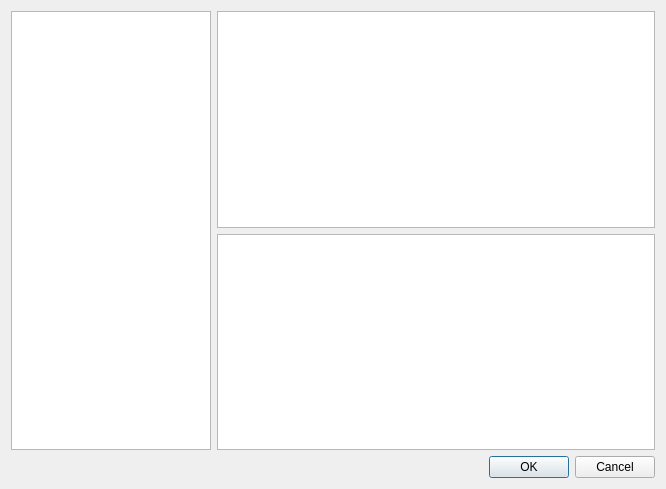
This is jalapaquery/src/jalapaquery/newfiledialog.ui in leonhad/jalapaquery as Qt 5 draws it before an edit. The edited form follows.
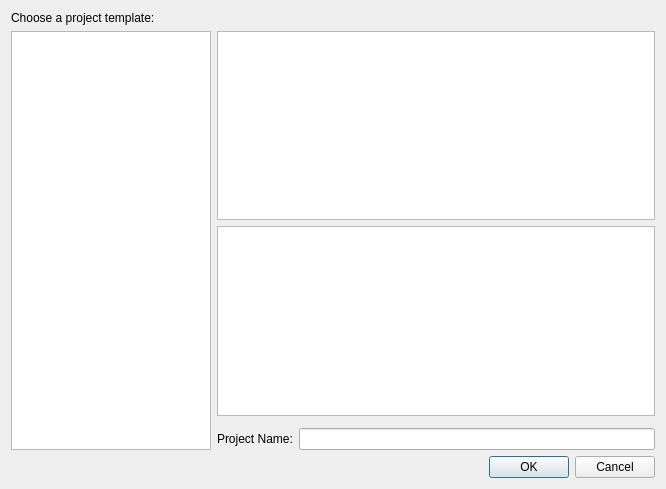
This is the edited form.

What changed in the file:
```diff
--- a/jalapaquery/src/jalapaquery/newfiledialog.ui
+++ b/jalapaquery/src/jalapaquery/newfiledialog.ui
@@ -14,17 +14,7 @@
    <string>New</string>
   </property>
   <layout class="QGridLayout" name="gridLayout">
-   <item row="2" column="0" colspan="2">
-    <widget class="QDialogButtonBox" name="buttonBox">
-     <property name="orientation">
-      <enum>Qt::Horizontal</enum>
-     </property>
-     <property name="standardButtons">
-      <set>QDialogButtonBox::Cancel|QDialogButtonBox::Ok</set>
-     </property>
-    </widget>
-   </item>
-   <item row="0" column="0" rowspan="2">
+   <item row="1" column="0" rowspan="4">
     <widget class="QListWidget" name="projectType">
      <property name="maximumSize">
       <size>
@@ -37,7 +27,7 @@
      </property>
     </widget>
    </item>
-   <item row="0" column="1">
+   <item row="1" column="1" colspan="2">
     <widget class="QListWidget" name="fileType">
      <property name="horizontalScrollBarPolicy">
       <enum>Qt::ScrollBarAlwaysOff</enum>
@@ -65,13 +55,40 @@
      </property>
     </widget>
    </item>
-   <item row="1" column="1">
+   <item row="2" column="1" colspan="2">
     <widget class="QPlainTextEdit" name="details">
      <property name="readOnly">
       <bool>true</bool>
      </property>
     </widget>
    </item>
+   <item row="4" column="1">
+    <widget class="QLabel" name="projectNameLabel">
+     <property name="text">
+      <string>Project Name:</string>
+     </property>
+    </widget>
+   </item>
+   <item row="4" column="2">
+    <widget class="QLineEdit" name="projectName"/>
+   </item>
+   <item row="5" column="2">
+    <widget class="QDialogButtonBox" name="buttonBox">
+     <property name="orientation">
+      <enum>Qt::Horizontal</enum>
+     </property>
+     <property name="standardButtons">
+      <set>QDialogButtonBox::Cancel|QDialogButtonBox::Ok</set>
+     </property>
+    </widget>
+   </item>
+   <item row="0" column="0" colspan="3">
+    <widget class="QLabel" name="templateLabel">
+     <property name="text">
+      <string>Choose a project template:</string>
+     </property>
+    </widget>
+   </item>
   </layout>
  </widget>
  <resources/>
```
